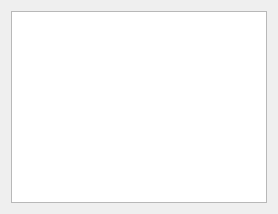
Above: cars_table.ui from Dmitriev8822/checkpoint_control before the change. Below: the same form after it.
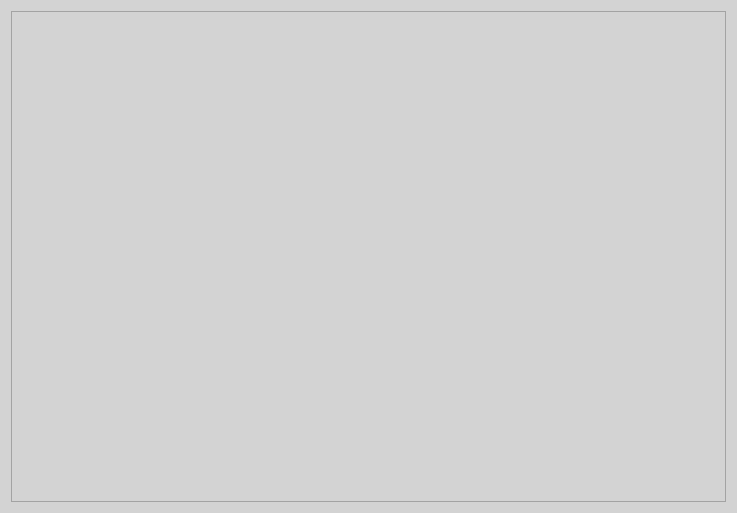
That is the form after the change. Icons and pictures are not drawn.

```diff
--- a/cars_table.ui
+++ b/cars_table.ui
@@ -6,8 +6,8 @@
    <rect>
     <x>0</x>
     <y>0</y>
-    <width>687</width>
-    <height>0</height>
+    <width>737</width>
+    <height>513</height>
    </rect>
   </property>
   <property name="windowTitle">
@@ -17,6 +17,9 @@
    <iconset>
     <normaloff>logo.ico</normaloff>logo.ico</iconset>
   </property>
+  <property name="styleSheet">
+   <string notr="true">background-color: lightgray;</string>
+  </property>
   <layout class="QVBoxLayout" name="verticalLayout">
    <item>
     <widget class="QTableWidget" name="tableWidget"/>
```
